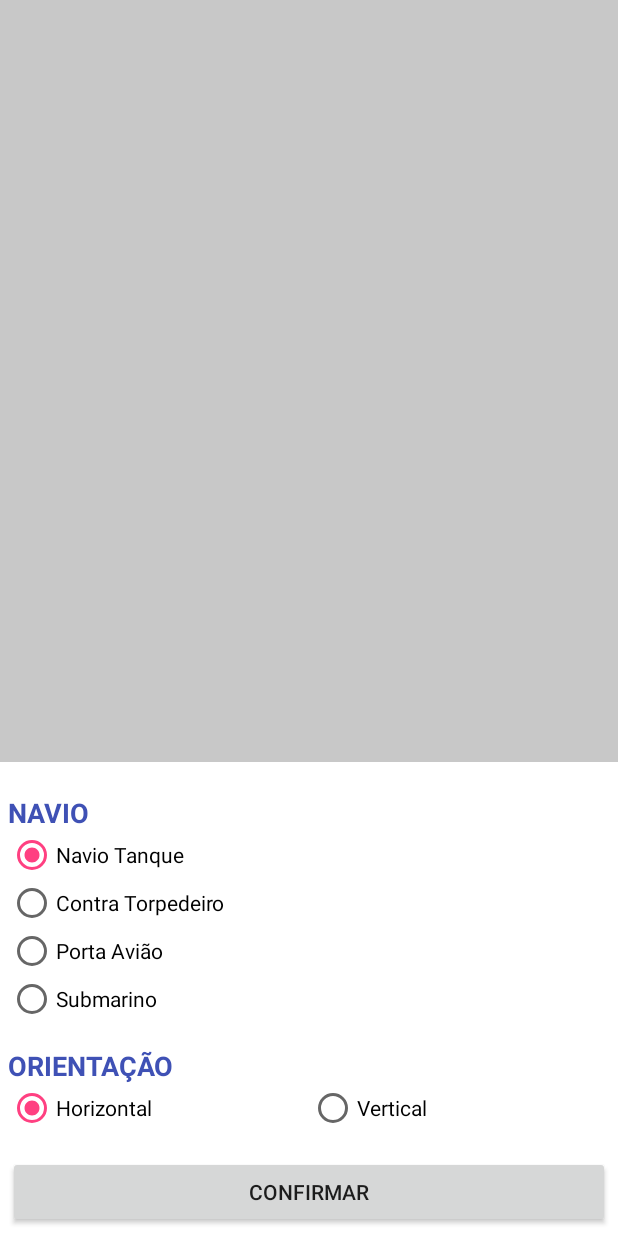
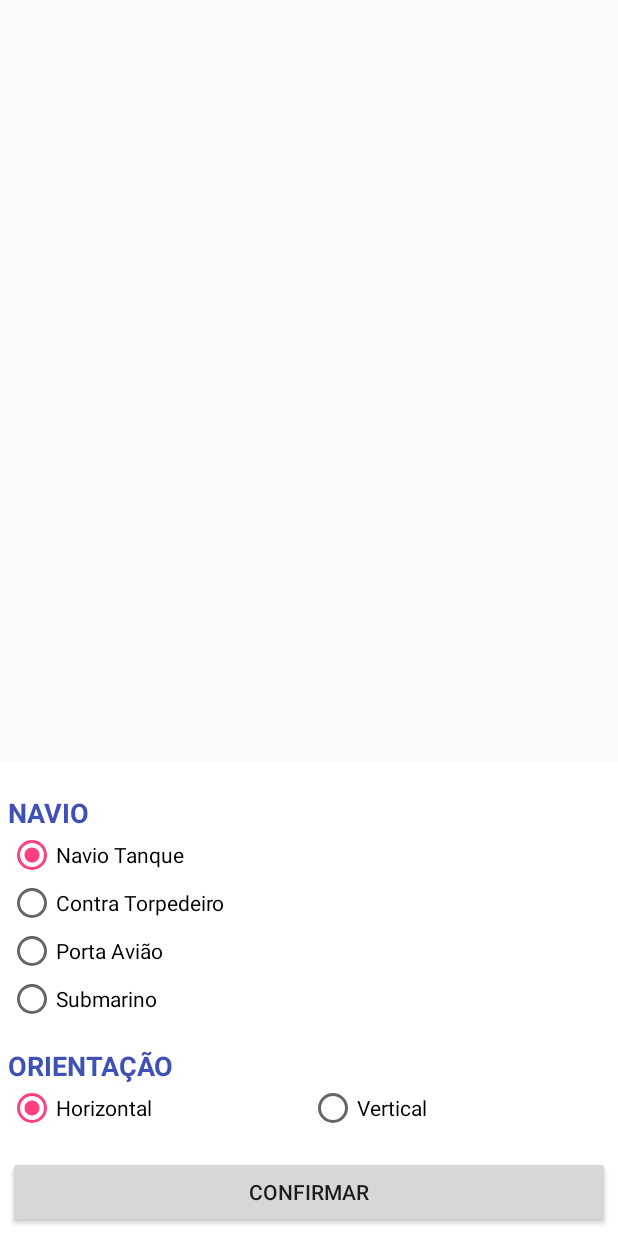
Before and after one commit to ciandt-dojos/kotlin, an Android app: the layout item_selecao_navio.xml on its own in the app's theme, with its tools: preview values and no code run, on a phone screen of 412 x 824 dp. Run offline under Robolectric (Android 15) with nearby library versions, the phone set to English and light mode, and no system bars.

Commit message:
Terminamos de implementar o BottomSheet, pendencia tecnica: correçao do teste unitario

```diff
--- a/app/src/main/java/com/ciandt/dojos/kotlin/batalhanaval/data/TabuleiroModel.kt
+++ b/app/src/main/java/com/ciandt/dojos/kotlin/batalhanaval/data/TabuleiroModel.kt
@@ -36,7 +36,7 @@ class TabuleiroModel {
         }
 
         if (orientacao == Orientacao.Horizontal) {
-            if (!intervaloColuna.contains(posicao.coluna + tipo.tamanho)) {
+            if (!intervaloColuna.contains(posicao.coluna + tipo.tamanho - 1)) {
                 return false
             }
 
--- a/app/src/main/res/layout/item_selecao_navio.xml
+++ b/app/src/main/res/layout/item_selecao_navio.xml
@@ -1,25 +1,17 @@
 <?xml version="1.0" encoding="utf-8"?>
-
-<FrameLayout android:id="@+id/menuNavio"
-             xmlns:android="http://schemas.android.com/apk/res/android"
-             xmlns:app="http://schemas.android.com/apk/res-auto"
-             android:layout_width="match_parent"
-             android:layout_height="match_parent"
-             app:behavior_hideable="true"
-             android:background="#3000"
-             app:behavior_peekHeight="0dp"
-             app:layout_behavior="android.support.design.widget.BottomSheetBehavior"
-    >
-
 <LinearLayout
     xmlns:android="http://schemas.android.com/apk/res/android"
     xmlns:app="http://schemas.android.com/apk/res-auto"
+    android:id="@+id/menuNavio"
     android:layout_width="match_parent"
     android:layout_height="wrap_content"
+    android:padding="@dimen/item_selecao_padding"
     android:background="@color/branco"
+    android:layout_gravity="bottom"
     android:orientation="vertical"
-                  android:layout_gravity="bottom"
-                  android:padding="@dimen/item_selecao_padding"
+    app:behavior_hideable="true"
+    app:behavior_peekHeight="0dp"
+    app:layout_behavior="android.support.design.widget.BottomSheetBehavior"
 >
 
     <TextView
@@ -33,7 +25,7 @@
         android:textStyle="bold"/>
 
     <RadioGroup
-            android:id="@+id/radioGroup"
+        android:id="@+id/tipoNavioRadioGroup"
         android:layout_width="match_parent"
         android:layout_height="wrap_content"
         app:layout_constraintEnd_toEndOf="parent"
@@ -77,6 +69,7 @@
         android:textStyle="bold"/>
 
     <RadioGroup
+        android:id="@+id/idOrientacao"
         android:layout_width="match_parent"
         android:layout_height="wrap_content"
         android:orientation="horizontal">
@@ -105,4 +98,3 @@
         android:text="@string/confirmar"/>
 
 </LinearLayout>
-</FrameLayout>
--- a/app/src/main/res/values/strings.xml
+++ b/app/src/main/res/values/strings.xml
@@ -10,4 +10,5 @@
     <string name="confirmar">Confirmar</string>
     <string name="orientacao">Orientação</string>
     <string name="navio">Navio</string>
+    <string name="tabuleiro_posicao_invalida">Posiçao invalida.</string>
 </resources>
```
Also changed, not shown: app/src/main/java/com/ciandt/dojos/kotlin/batalhanaval/data/Posicao.kt (+9 -1 lines), app/src/main/java/com/ciandt/dojos/kotlin/batalhanaval/ui/jogo/JogoActivity.kt (+58 -16 lines), app/src/main/java/com/ciandt/dojos/kotlin/batalhanaval/ui/jogo/JogoContract.kt (+6 -2 lines), app/src/main/java/com/ciandt/dojos/kotlin/batalhanaval/ui/jogo/JogoPresenter.kt (+12 -2 lines), app/src/main/res/layout/activity_tabuleiro.xml (+10 -1 lines). Lines whose indentation alone changed are shown as unchanged.
